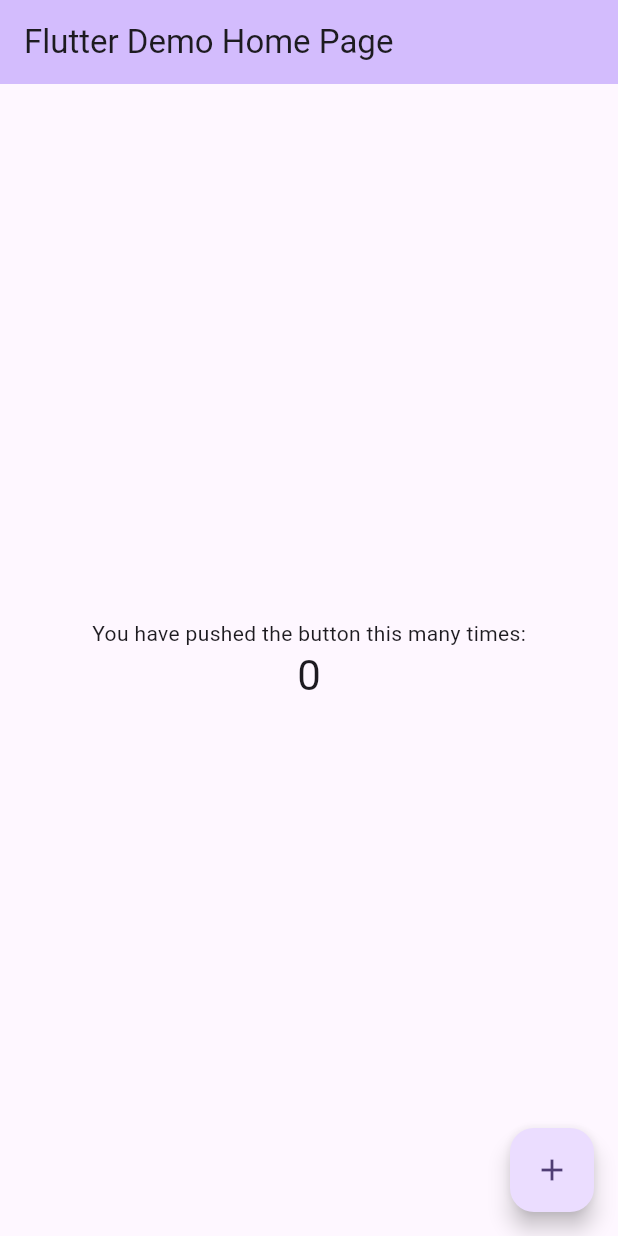
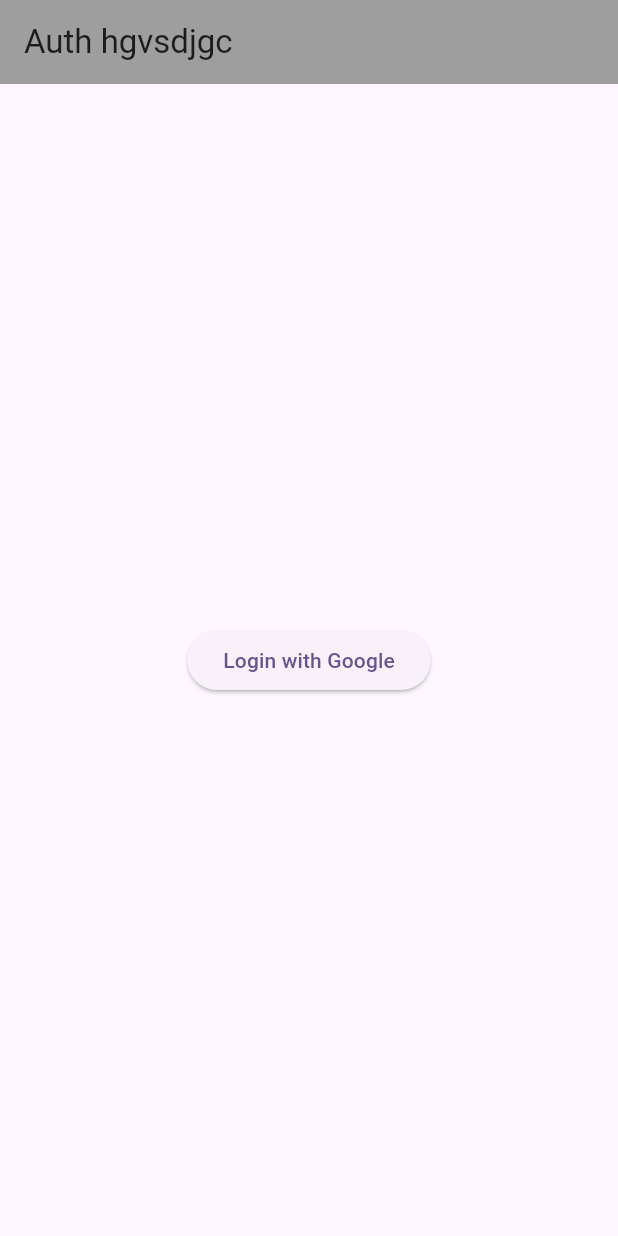
Before and after one commit to Pasquale461/gamepocket, a Flutter app: the screen it shows after launch, on a phone screen of 412 x 824 dp. Run offline on Flutter 3.47's test engine with Material 3 defaults, Android fonts, the phone set to English and light mode, and no system bars; our stand-ins replace firebase_auth, firebase_core, google_sign_in; accounts and stored records are empty.

Commit message:
SignINwithgoogle implementation

```diff
--- /dev/null
+++ b/lib/AuthPage.dart
@@ -0,0 +1,31 @@
+import 'package:flutter/material.dart';
+import 'package:gamepocket/Auth.dart';
+import 'HomePage.dart';
+
+class AuthPage extends StatelessWidget {
+  const AuthPage({Key? key}) : super(key: key);
+
+  @override
+  Widget build(BuildContext context) {
+    return Scaffold(
+      appBar: AppBar(
+        title: Text('Auth hgvsdjgc'),
+        backgroundColor: Colors.grey,
+      ),
+      body: Center(
+        child: ElevatedButton(
+          onPressed: () async {
+            await Auth().signInWithGoogle();
+
+            if (await Auth().checkIfLoggedIn()) {
+              Navigator.of(context).pushReplacement(
+                MaterialPageRoute(builder: (context) => const Homepage()),
+              );
+            }
+          },
+          child: Text('Login with Google'),
+        ),
+      ),
+    );
+  }
+}
--- a/lib/main.dart
+++ b/lib/main.dart
@@ -1,125 +1,47 @@
 import 'package:flutter/material.dart';
+import 'package:firebase_core/firebase_core.dart';
+import 'package:gamepocket/Auth.dart';
+import 'HomePage.dart' as HomePage;
+import 'AuthPage.dart';
+import 'HomePage.dart';
+import 'firebase_options.dart';
 
-void main() {
-  runApp(const MyApp());
+void main() async {
+  WidgetsFlutterBinding.ensureInitialized();
+  await Firebase.initializeApp(
+    options: DefaultFirebaseOptions.currentPlatform,
+  );
+
+  runApp(MyApp());
 }
 
 class MyApp extends StatelessWidget {
-  const MyApp({super.key});
+  const MyApp({Key? key}) : super(key: key);
 
-  // This widget is the root of your application.
   @override
   Widget build(BuildContext context) {
     return MaterialApp(
       title: 'Flutter Demo',
       theme: ThemeData(
-        // This is the theme of your application.
-        //
-        // TRY THIS: Try running your application with "flutter run". You'll see
-        // the application has a purple toolbar. Then, without quitting the app,
-        // try changing the seedColor in the colorScheme below to Colors.green
-        // and then invoke "hot reload" (save your changes or press the "hot
-        // reload" button in a Flutter-supported IDE, or press "r" if you used
-        // the command line to start the app).
-        //
-        // Notice that the counter didn't reset back to zero; the application
-        // state is not lost during the reload. To reset the state, use hot
-        // restart instead.
-        //
-        // This works for code too, not just values: Most code changes can be
-        // tested with just a hot reload.
         colorScheme: ColorScheme.fromSeed(seedColor: Colors.deepPurple),
         useMaterial3: true,
       ),
-      home: const MyHomePage(title: 'Flutter Demo Home Page'),
+      home: FutureBuilder<bool>(
+        future: Auth().checkIfLoggedIn(),
+        builder: (context, snapshot) {
+          if (snapshot.connectionState == ConnectionState.waiting) {
+            return CircularProgressIndicator();
+          } else if (snapshot.hasError) {
+            return Text("Errore durante la verifica dell'autenticazione");
+          } else {
+            if (snapshot.data == true) {
+              return Homepage();
+            } else {
+              return AuthPage();
+            }
+          }
+        },
+      ),
     );
   }
 }
-
-class MyHomePage extends StatefulWidget {
-  const MyHomePage({super.key, required this.title});
-
-  // This widget is the home page of your application. It is stateful, meaning
-  // that it has a State object (defined below) that contains fields that affect
-  // how it looks.
-
-  // This class is the configuration for the state. It holds the values (in this
-  // case the title) provided by the parent (in this case the App widget) and
-  // used by the build method of the State. Fields in a Widget subclass are
-  // always marked "final".
-
-  final String title;
-
-  @override
-  State<MyHomePage> createState() => _MyHomePageState();
-}
-
-class _MyHomePageState extends State<MyHomePage> {
-  int _counter = 0;
-
-  void _incrementCounter() {
-    setState(() {
-      // This call to setState tells the Flutter framework that something has
-      // changed in this State, which causes it to rerun the build method below
-      // so that the display can reflect the updated values. If we changed
-      // _counter without calling setState(), then the build method would not be
-      // called again, and so nothing would appear to happen.
-      _counter++;
-    });
-  }
-
-  @override
-  Widget build(BuildContext context) {
-    // This method is rerun every time setState is called, for instance as done
-    // by the _incrementCounter method above.
-    //
-    // The Flutter framework has been optimized to make rerunning build methods
-    // fast, so that you can just rebuild anything that needs updating rather
-    // than having to individually change instances of widgets.
-    return Scaffold(
-      appBar: AppBar(
-        // TRY THIS: Try changing the color here to a specific color (to
-        // Colors.amber, perhaps?) and trigger a hot reload to see the AppBar
-        // change color while the other colors stay the same.
-        backgroundColor: Theme.of(context).colorScheme.inversePrimary,
-        // Here we take the value from the MyHomePage object that was created by
-        // the App.build method, and use it to set our appbar title.
-        title: Text(widget.title),
-      ),
-      body: Center(
-        // Center is a layout widget. It takes a single child and positions it
-        // in the middle of the parent.
-        child: Column(
-          // Column is also a layout widget. It takes a list of children and
-          // arranges them vertically. By default, it sizes itself to fit its
-          // children horizontally, and tries to be as tall as its parent.
-          //
-          // Column has various properties to control how it sizes itself and
-          // how it positions its children. Here we use mainAxisAlignment to
-          // center the children vertically; the main axis here is the vertical
-          // axis because Columns are vertical (the cross axis would be
-          // horizontal).
-          //
-          // TRY THIS: Invoke "debug painting" (choose the "Toggle Debug Paint"
-          // action in the IDE, or press "p" in the console), to see the
-          // wireframe for each widget.
-          mainAxisAlignment: MainAxisAlignment.center,
-          children: <Widget>[
-            const Text(
-              'You have pushed the button this many times:',
-            ),
-            Text(
-              '$_counter',
-              style: Theme.of(context).textTheme.headlineMedium,
-            ),
-          ],
-        ),
-      ),
-      floatingActionButton: FloatingActionButton(
-        onPressed: _incrementCounter,
-        tooltip: 'Increment',
-        child: const Icon(Icons.add),
-      ), // This trailing comma makes auto-formatting nicer for build methods.
-    );
-  }
-}
--- a/pubspec.yaml
+++ b/pubspec.yaml
@@ -35,6 +35,9 @@ dependencies:
   # The following adds the Cupertino Icons font to your application.
   # Use with the CupertinoIcons class for iOS style icons.
   cupertino_icons: ^1.0.2
+  firebase_core: ^2.22.0
+  firebase_auth: ^4.14.0
+  google_sign_in: ^6.1.6
 
 dev_dependencies:
   flutter_test:
```
Also changed, not shown: lib/Auth.dart (added, +82 -0 lines), lib/HomePage.dart (added, +31 -0 lines), lib/firebase_options.dart (added), pubspec.lock, 11 other files.
